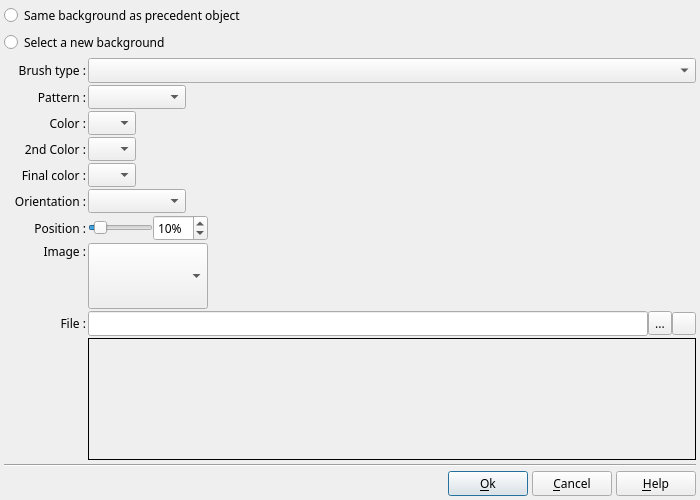
This is DlgBackgroundProperties.ui in boenki/ffdiaporama as Qt 5 draws it before an edit. The edited form follows.
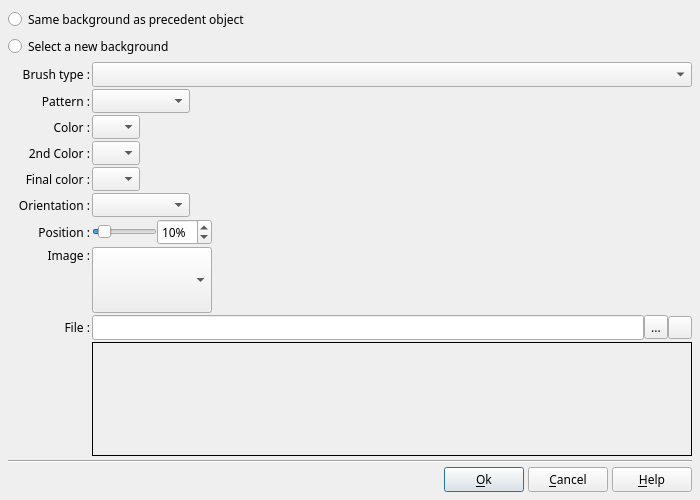
This is the edited form. Icons and pictures are not drawn. Custom widgets are drawn as their Qt base class.

What changed in the file:
```diff
--- a/DlgBackgroundProperties.ui
+++ b/DlgBackgroundProperties.ui
@@ -30,7 +30,7 @@
     <number>4</number>
    </property>
    <property name="margin">
-    <number>4</number>
+    <number>8</number>
    </property>
    <item>
     <widget class="QRadioButton" name="SameBackgroundRD">
```
